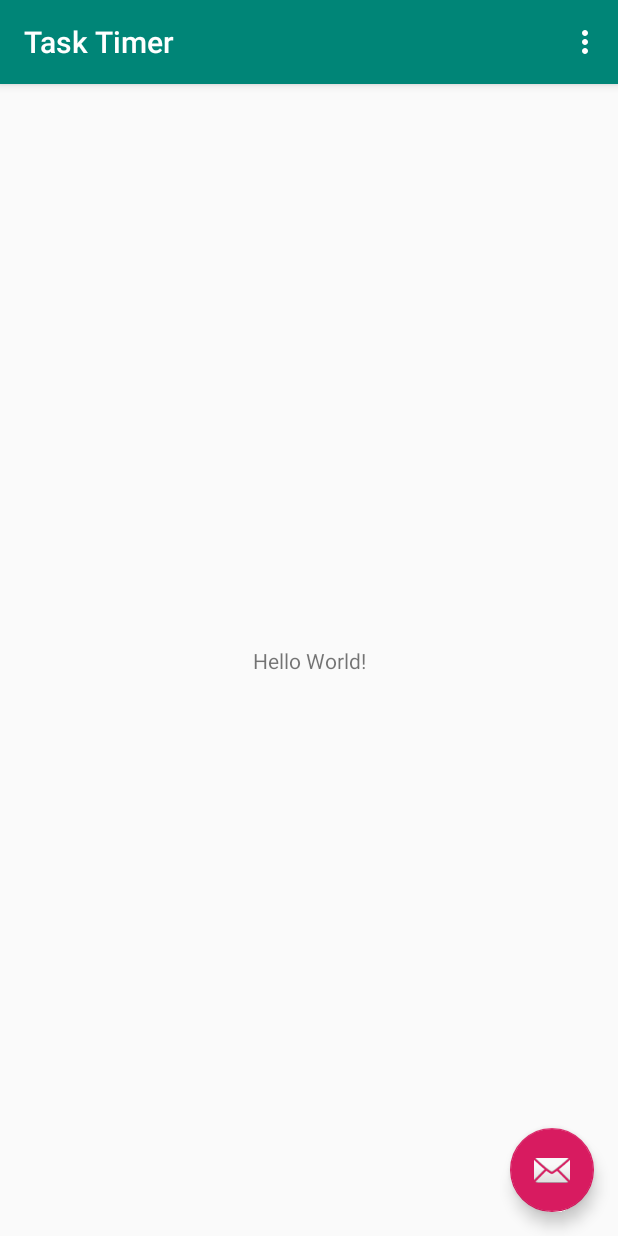
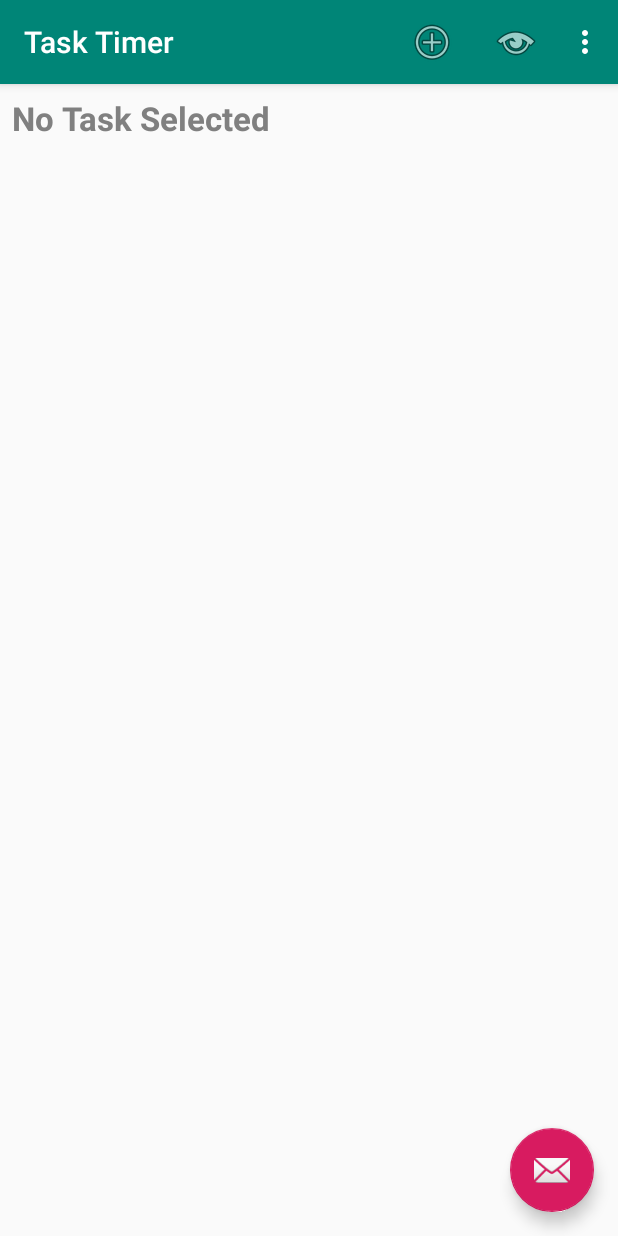
Before and after one commit to abysstone/Task-Timer, an Android app: the screen it shows after launch (MainActivity), on a phone screen of 412 x 824 dp. Run offline under Robolectric (Android 15) with nearby library versions, the phone set to English and light mode, and no system bars.

Commit message:
project layout filebase SET: recycler fragment, data view block xml n' add edit fragment couple

```diff
--- a/app/src/main/java/com/abysstone/tasktimer/MainActivity.java
+++ b/app/src/main/java/com/abysstone/tasktimer/MainActivity.java
@@ -117,7 +117,8 @@ public class MainActivity extends AppCompatActivity {
         int id = item.getItemId();
 
         //noinspection SimplifiableIfStatement
-        if (id == R.id.action_settings) {
+        if (id == R.id.menumain_settings) {
+
             return true;
         }
 
--- /dev/null
+++ b/app/src/main/java/com/abysstone/tasktimer/MainActivityFragment.java
@@ -0,0 +1,22 @@
+package com.abysstone.tasktimer;
+
+import android.app.Fragment;
+import android.os.Bundle;
+import android.view.LayoutInflater;
+import android.view.View;
+import android.view.ViewGroup;
+
+/**
+ * A placeholder fragment containing a simple view.
+ */
+public class MainActivityFragment extends Fragment {
+
+    public MainActivityFragment() {
+    }
+
+    @Override
+    public View onCreateView(LayoutInflater inflater, ViewGroup container,
+                             Bundle savedInstanceState) {
+        return inflater.inflate(R.layout.fragment_main, container, false);
+    }
+}
--- a/app/src/main/res/layout/content_main.xml
+++ b/app/src/main/res/layout/content_main.xml
@@ -1,20 +1,30 @@
-<?xml version="1.0" encoding="utf-8"?>
-<androidx.constraintlayout.widget.ConstraintLayout xmlns:android="http://schemas.android.com/apk/res/android"
-    xmlns:app="http://schemas.android.com/apk/res-auto"
-    xmlns:tools="http://schemas.android.com/tools"
-    android:layout_width="match_parent"
-    android:layout_height="match_parent"
-    app:layout_behavior="@string/appbar_scrolling_view_behavior"
-    tools:context=".MainActivity"
-    tools:showIn="@layout/activity_main">
+<!--<?xml version="1.0" encoding="utf-8"?>-->
+<!--<androidx.constraintlayout.widget.ConstraintLayout xmlns:android="http://schemas.android.com/apk/res/android"-->
+<!--    xmlns:app="http://schemas.android.com/apk/res-auto"-->
+<!--    xmlns:tools="http://schemas.android.com/tools"-->
+<!--    android:layout_width="match_parent"-->
+<!--    android:layout_height="match_parent"-->
+<!--    app:layout_behavior="@string/appbar_scrolling_view_behavior"-->
+<!--    tools:context=".MainActivity"-->
+<!--    tools:showIn="@layout/activity_main">-->
 
-    <TextView
-        android:layout_width="wrap_content"
-        android:layout_height="wrap_content"
-        android:text="Hello World!"
-        app:layout_constraintBottom_toBottomOf="parent"
-        app:layout_constraintLeft_toLeftOf="parent"
-        app:layout_constraintRight_toRightOf="parent"
-        app:layout_constraintTop_toTopOf="parent" />
+<!--    <TextView-->
+<!--        android:layout_width="wrap_content"-->
+<!--        android:layout_height="wrap_content"-->
+<!--        android:text="Hello World!"-->
+<!--        app:layout_constraintBottom_toBottomOf="parent"-->
+<!--        app:layout_constraintLeft_toLeftOf="parent"-->
+<!--        app:layout_constraintRight_toRightOf="parent"-->
+<!--        app:layout_constraintTop_toTopOf="parent" />-->
 
-</androidx.constraintlayout.widget.ConstraintLayout>
+<!--</androidx.constraintlayout.widget.ConstraintLayout>-->
+
+<fragment xmlns:android="http://schemas.android.com/apk/res/android"
+xmlns:app="http://schemas.android.com/apk/res-auto"
+xmlns:tools="http://schemas.android.com/tools"
+android:id="@+id/fragment"
+android:name="com.abysstone.tasktimer.MainActivityFragment"
+android:layout_width="match_parent"
+android:layout_height="match_parent"
+app:layout_behavior="@string/appbar_scrolling_view_behavior"
+tools:layout="@layout/fragment_main"/>
--- /dev/null
+++ b/app/src/main/res/layout/fragment_main.xml
@@ -0,0 +1,47 @@
+<?xml version="1.0" encoding="utf-8"?>
+<androidx.constraintlayout.widget.ConstraintLayout xmlns:android="http://schemas.android.com/apk/res/android"
+    xmlns:app="http://schemas.android.com/apk/res-auto"
+    xmlns:tools="http://schemas.android.com/tools"
+    android:layout_width="match_parent"
+    android:layout_height="match_parent"
+    tools:context="com.abysstone.tasktimer.MainActivityFragment"
+    tools:showIn="@layout/activity_main">
+
+
+    <TextView
+        android:id="@+id/current_task"
+        android:layout_width="0dp"
+        android:layout_height="wrap_content"
+        android:layout_marginStart="8dp"
+        android:layout_marginLeft="8dp"
+        android:layout_marginTop="8dp"
+        android:layout_marginEnd="8dp"
+        android:layout_marginRight="8dp"
+        android:text="@string/no_task_message"
+        android:textColor="@android:color/tertiary_text_light"
+        android:textSize="22sp"
+        android:textStyle="normal|bold"
+        app:layout_constraintEnd_toEndOf="parent"
+        app:layout_constraintLeft_creator="1"
+        app:layout_constraintRight_toRightOf="parent"
+        app:layout_constraintStart_toStartOf="parent"
+        app:layout_constraintTop_creator="1"
+        app:layout_constraintTop_toTopOf="parent" />
+
+    <androidx.recyclerview.widget.RecyclerView
+        android:id="@+id/task_list"
+        android:layout_width="0dp"
+        android:layout_height="0dp"
+        android:layout_marginStart="8dp"
+        android:layout_marginLeft="8dp"
+        android:layout_marginTop="8dp"
+        android:layout_marginEnd="8dp"
+        android:layout_marginRight="8dp"
+        android:layout_marginBottom="8dp"
+        app:layout_constraintBottom_toBottomOf="parent"
+        app:layout_constraintEnd_toEndOf="parent"
+        app:layout_constraintStart_toStartOf="parent"
+        app:layout_constraintTop_toBottomOf="@+id/current_task" />
+
+
+</androidx.constraintlayout.widget.ConstraintLayout>
--- a/app/src/main/res/menu/menu_main.xml
+++ b/app/src/main/res/menu/menu_main.xml
@@ -3,8 +3,32 @@
     xmlns:tools="http://schemas.android.com/tools"
     tools:context="com.abysstone.tasktimer.MainActivity">
     <item
-        android:id="@+id/action_settings"
+        android:id="@+id/menumain_addTask"
+        android:icon="@android:drawable/ic_menu_add"
         android:orderInCategory="100"
-        android:title="@string/action_settings"
+        android:title="@string/menutitle_addTask"
+        app:showAsAction="ifRoom" />
+    <item
+        android:id="@+id/menumain_showDurations"
+        android:icon="@android:drawable/ic_menu_view"
+        android:orderInCategory="101"
+        android:title="@string/menumain_showDurations"
+        app:showAsAction="ifRoom" />
+    <item
+        android:id="@+id/menumain_settings"
+        android:orderInCategory="102"
+        android:title="@string/menumain_settings"
+        app:showAsAction="never" />
+    <item
+        android:id="@+id/menumain_showAbout"
+        android:icon="@android:drawable/ic_menu_info_details"
+        android:orderInCategory="103"
+        android:title="@string/menumain_showAbout"
+        app:showAsAction="ifRoom" />
+    <item
+        android:id="@+id/menumain_generate"
+        android:orderInCategory="104"
+        android:title="@string/menumain_generate"
+        android:visible="false"
         app:showAsAction="never" />
 </menu>
--- a/app/src/main/res/values/strings.xml
+++ b/app/src/main/res/values/strings.xml
@@ -1,4 +1,17 @@
 <resources>
     <string name="app_name">Task Timer</string>
     <string name="action_settings">Settings</string>
+    <string name="menutitle_addTask">Add Task</string>
+    <string name="menumain_showDurations">Durations Report</string>
+    <string name="menumain_settings">Settings</string>
+    <string name="menumain_showAbout">About TaskTimer</string>
+    <string name="menumain_generate">Generate data</string>
+    <string name="no_task_message">No Task Selected</string>
+    <string name="edit_button_description">Button to edit task details.</string>
+    <string name="delete_button_description">Button to delete task</string>
+    <string name="addedit_name_hint">Task name required</string>
+    <string name="addedit_description_hint">Task description (optional)</string>
+    <string name="addedit_sort_hint">Order sorts low to high</string>
+    <string name="addedit_save_text">Save</string>
+    <string name="title_activity_add_edit">AddEditActivity</string>
 </resources>
--- a/app/src/main/res/values/styles.xml
+++ b/app/src/main/res/values/styles.xml
@@ -6,6 +6,7 @@
         <item name="colorPrimary">@color/colorPrimary</item>
         <item name="colorPrimaryDark">@color/colorPrimaryDark</item>
         <item name="colorAccent">@color/colorAccent</item>
+        <!--        <item name="android:color/tertiary_text_light">@color/colorAccent</item>-->
     </style>
 
     <style name="AppTheme.NoActionBar">
```
Also changed, not shown: app/src/main/AndroidManifest.xml (+11 -5 lines), app/src/main/java/com/abysstone/tasktimer/AddEditActivity.java (added, +32 -0 lines), app/src/main/java/com/abysstone/tasktimer/AddEditActivityFragment.java (added, +23 -0 lines), app/src/main/java/com/abysstone/tasktimer/Task.java (added, +50 -0 lines), app/src/main/res/layout/activity_add_edit.xml (added, +33 -0 lines), app/src/main/res/layout/add_edit.xml (added, +48 -0 lines), app/src/main/res/layout/content_add_edit.xml (added, +9 -0 lines), app/src/main/res/layout/fragment_add_edit.xml (added, +51 -0 lines), app/src/main/res/layout/task_list_items.xml (added, +62 -0 lines), app/src/main/res/layout/task_list_items_ii.xml (added, +78 -0 lines), app/src/main/res/menu/menu_add_edit.xml (added, +10 -0 lines).
